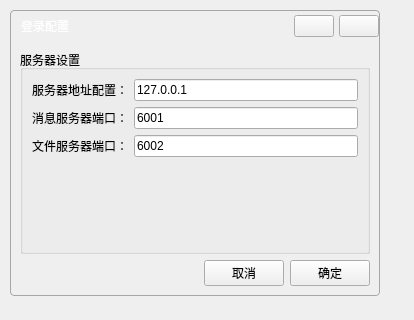
This is loginwidget.ui in 1010878366/MyChatClient as Qt 5 draws it before an edit. The edited form follows.
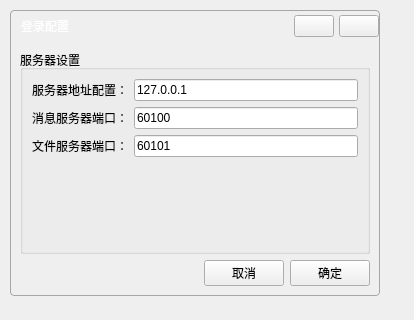
This is the edited form. The open tabs and pages were chosen to show the change. Icons and pictures are not drawn. Custom widgets are drawn as their Qt base class.

What changed in the file:
```diff
--- a/loginwidget.ui
+++ b/loginwidget.ui
@@ -506,7 +506,7 @@
                <item row="1" column="1">
                 <widget class="QLineEdit" name="lineEditHostMsgPort">
                  <property name="text">
-                  <string>6001</string>
+                  <string>60100</string>
                  </property>
                 </widget>
                </item>
@@ -520,7 +520,7 @@
                <item row="2" column="1">
                 <widget class="QLineEdit" name="lineEditHostFilePort">
                  <property name="text">
-                  <string>6002</string>
+                  <string>60101</string>
                  </property>
                 </widget>
                </item>
```
Left out of the diff: 2 changed lines with no effect on the pictures.
